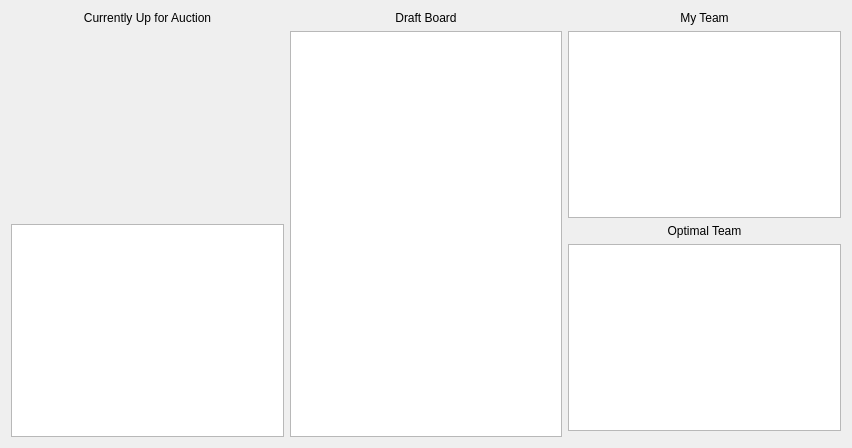
Before: the Qt Designer form designer/mainwindow.ui in CoreySpohn/auction_draft_GUI, drawn with Qt 5.
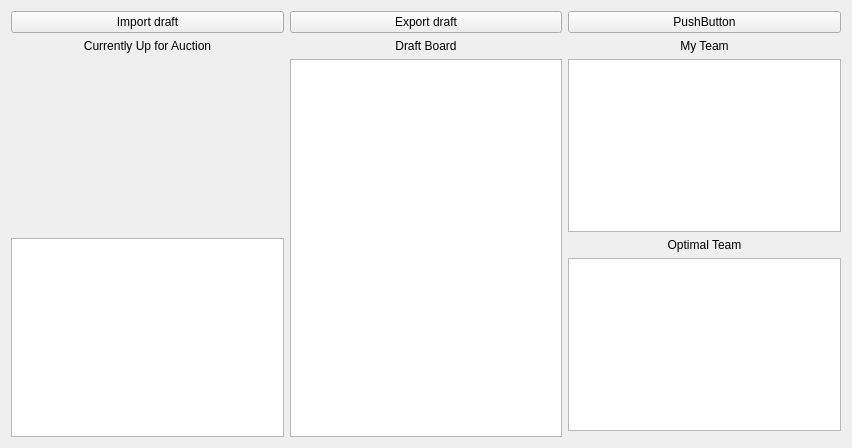
After: the same form once the commit is applied.

The edit to the form file:
```diff
--- a/designer/mainwindow.ui
+++ b/designer/mainwindow.ui
@@ -14,7 +14,7 @@
    <string>Form</string>
   </property>
   <layout class="QGridLayout" name="gridLayout">
-   <item row="0" column="0">
+   <item row="1" column="0">
     <widget class="QLabel" name="selectedPlayerLabel">
      <property name="text">
       <string>Currently Up for Auction</string>
@@ -24,7 +24,13 @@
      </property>
     </widget>
    </item>
-   <item row="0" column="1">
+   <item row="3" column="0" rowspan="3">
+    <widget class="QTableWidget" name="selectedPlayerTable"/>
+   </item>
+   <item row="2" column="1" rowspan="4">
+    <widget class="QTableWidget" name="draftBoard"/>
+   </item>
+   <item row="1" column="1">
     <widget class="QLabel" name="draftBoardLabel">
      <property name="text">
       <string>Draft Board</string>
@@ -37,7 +43,7 @@
      </property>
     </widget>
    </item>
-   <item row="2" column="2">
+   <item row="3" column="2">
     <widget class="QLabel" name="optTeamLabel">
      <property name="text">
       <string>Optimal Team</string>
@@ -47,10 +53,10 @@
      </property>
     </widget>
    </item>
-   <item row="1" column="2">
+   <item row="2" column="2">
     <widget class="QTableWidget" name="myTeamTable"/>
    </item>
-   <item row="0" column="2">
+   <item row="1" column="2">
     <widget class="QLabel" name="myTeamLabel">
      <property name="text">
       <string>My Team</string>
@@ -60,14 +66,29 @@
      </property>
     </widget>
    </item>
-   <item row="3" column="2">
+   <item row="4" column="2">
     <widget class="QTableWidget" name="optTeamTable"/>
    </item>
-   <item row="1" column="1" rowspan="4">
-    <widget class="QTableWidget" name="draftBoard"/>
+   <item row="0" column="1">
+    <widget class="QPushButton" name="exportButton">
+     <property name="text">
+      <string>Export draft</string>
+     </property>
+    </widget>
    </item>
-   <item row="2" column="0" rowspan="3">
-    <widget class="QTableWidget" name="selectedPlayerTable"/>
+   <item row="0" column="0">
+    <widget class="QPushButton" name="importButton">
+     <property name="text">
+      <string>Import draft</string>
+     </property>
+    </widget>
+   </item>
+   <item row="0" column="2">
+    <widget class="QPushButton" name="pushButton_2">
+     <property name="text">
+      <string>PushButton</string>
+     </property>
+    </widget>
    </item>
   </layout>
  </widget>
```
